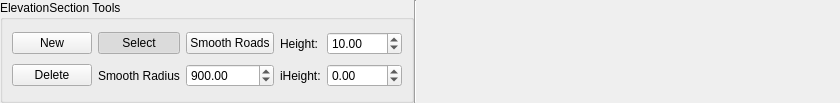
The window that src/OpenCOVER/DrivingSim/oddlot/src/gui/tools/ElevationRibbon.ui (hlrs-vis/covise) describes before a commit, drawn with Qt 5.
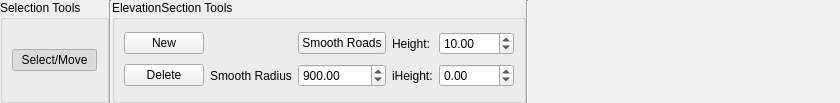
The same window after the commit.

Commit message: selection tool changed, move several signals and objects

Patch:
```diff
--- a/src/OpenCOVER/DrivingSim/oddlot/src/gui/tools/ElevationRibbon.ui
+++ b/src/OpenCOVER/DrivingSim/oddlot/src/gui/tools/ElevationRibbon.ui
@@ -35,6 +35,35 @@
    <property name="bottomMargin">
     <number>0</number>
    </property>
+   <item>
+    <widget class="QGroupBox" name="selectionBox">
+     <property name="title">
+      <string>Selection Tools</string>
+     </property>
+     <layout class="QGridLayout" name="gridLayout_6">
+      <item row="1" column="0">
+       <widget class="QPushButton" name="select">
+        <property name="text">
+         <string>Select/Move</string>
+        </property>
+        <property name="checkable">
+         <bool>true</bool>
+        </property>
+        <property name="checked">
+         <bool>true</bool>
+        </property>
+       </widget>
+      </item>
+     </layout>
+    </widget>
+   </item>
+   <item>
+    <widget class="Line" name="line_type">
+     <property name="orientation">
+      <enum>Qt::Vertical</enum>
+     </property>
+    </widget>
+   </item>
    <item>
     <widget class="QGroupBox" name="elevationBox">
      <property name="minimumSize">
@@ -71,19 +100,6 @@
         </property>
        </widget>
       </item>
-      <item row="1" column="1">
-       <widget class="QPushButton" name="elevationSelect">
-        <property name="text">
-         <string>Select</string>
-        </property>
-        <property name="checkable">
-         <bool>true</bool>
-        </property>
-        <property name="checked">
-         <bool>true</bool>
-        </property>
-       </widget>
-      </item>
       <item row="2" column="0">
        <widget class="QPushButton" name="elevationDelete">
         <property name="text">
@@ -154,7 +170,7 @@
     </widget>
    </item>
    <item>
-    <widget class="Line" name="line_type">
+    <widget class="Line" name="line_type_2">
      <property name="orientation">
       <enum>Qt::Vertical</enum>
      </property>
```
The commit also changes 51 other files.
